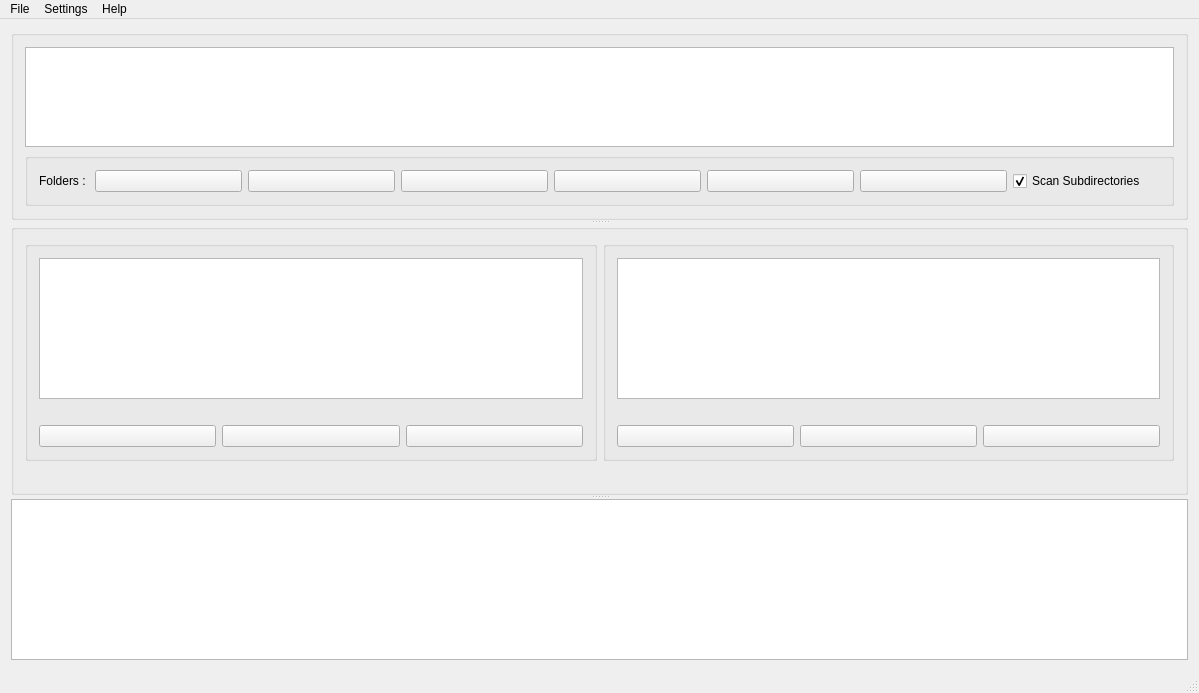
Above: mainwindow.ui from stereomatchingkiss/similar_vision before the change. Below: the same form after it.
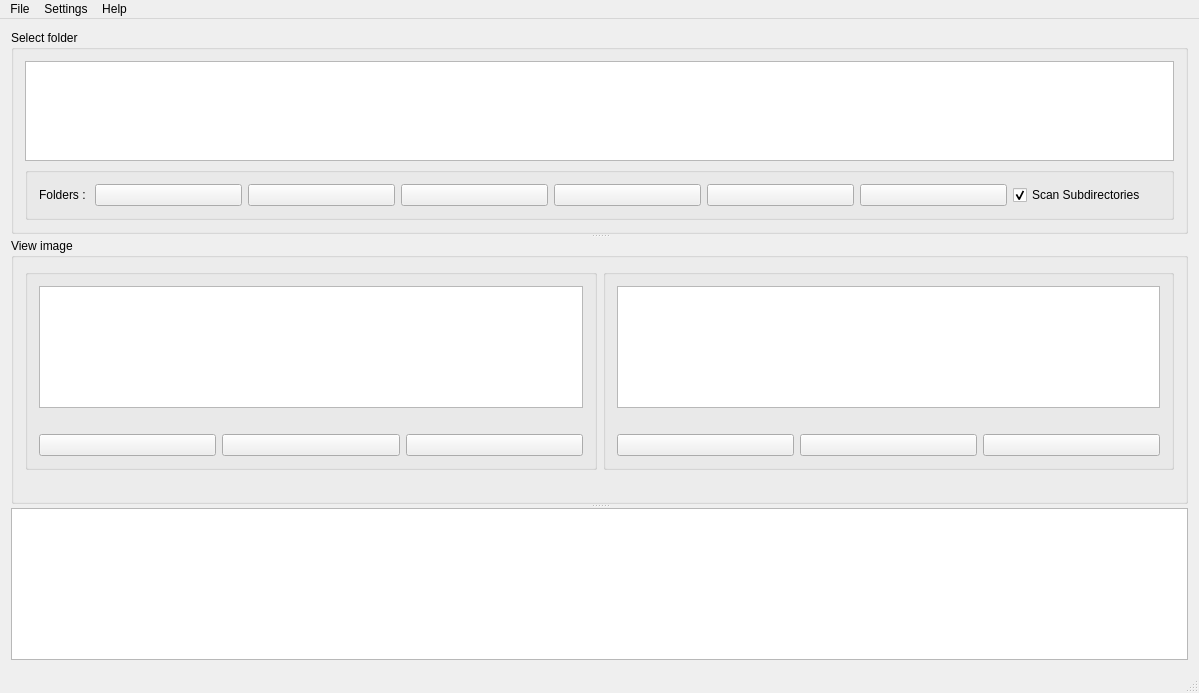
That is the form after the change. Icons and pictures are not drawn. Custom widgets are drawn as their Qt base class.

Commit message: add group box title

What changed in the file:
```diff
--- a/mainwindow.ui
+++ b/mainwindow.ui
@@ -32,7 +32,13 @@
       </property>
       <widget class="QGroupBox" name="groupBox_3">
        <property name="title">
-        <string/>
+        <string>Select folder</string>
+       </property>
+       <property name="flat">
+        <bool>false</bool>
+       </property>
+       <property name="checkable">
+        <bool>false</bool>
        </property>
        <layout class="QVBoxLayout" name="verticalLayout_4">
         <item>
@@ -183,7 +189,7 @@
       </widget>
       <widget class="QGroupBox" name="groupBox_2">
        <property name="title">
-        <string/>
+        <string>View image</string>
        </property>
        <layout class="QVBoxLayout" name="verticalLayout_3">
         <item>
```
